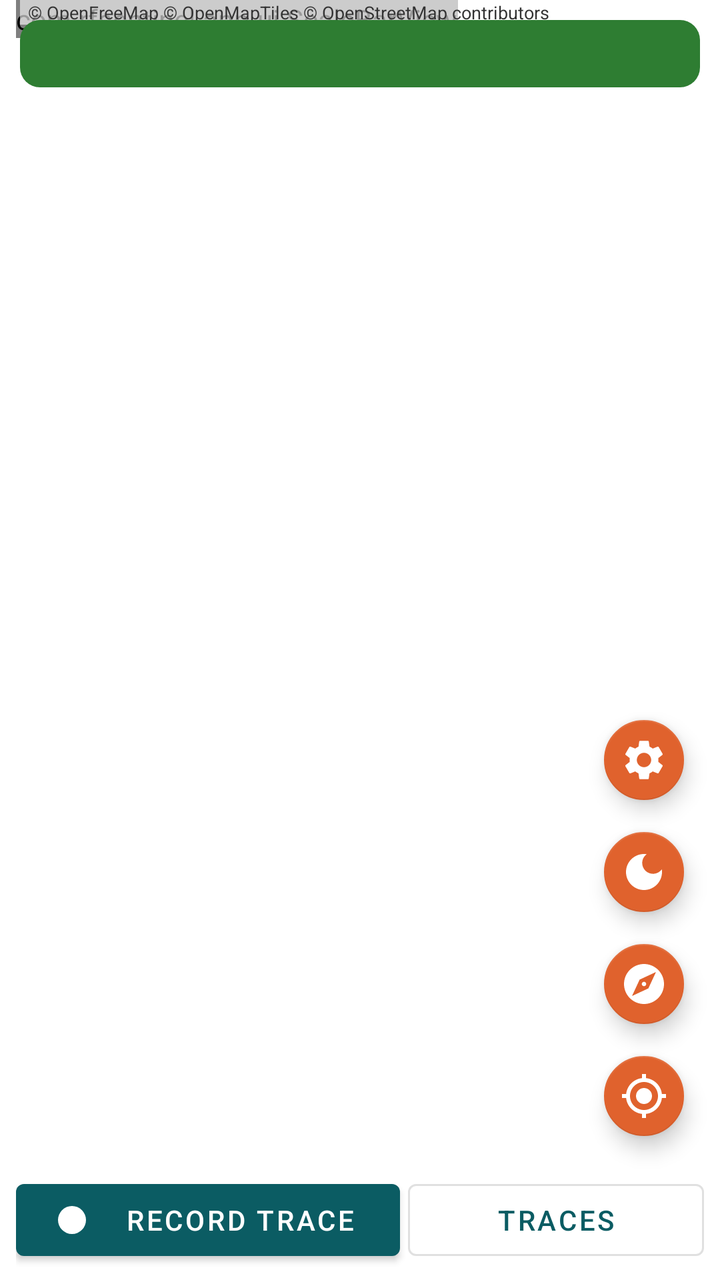
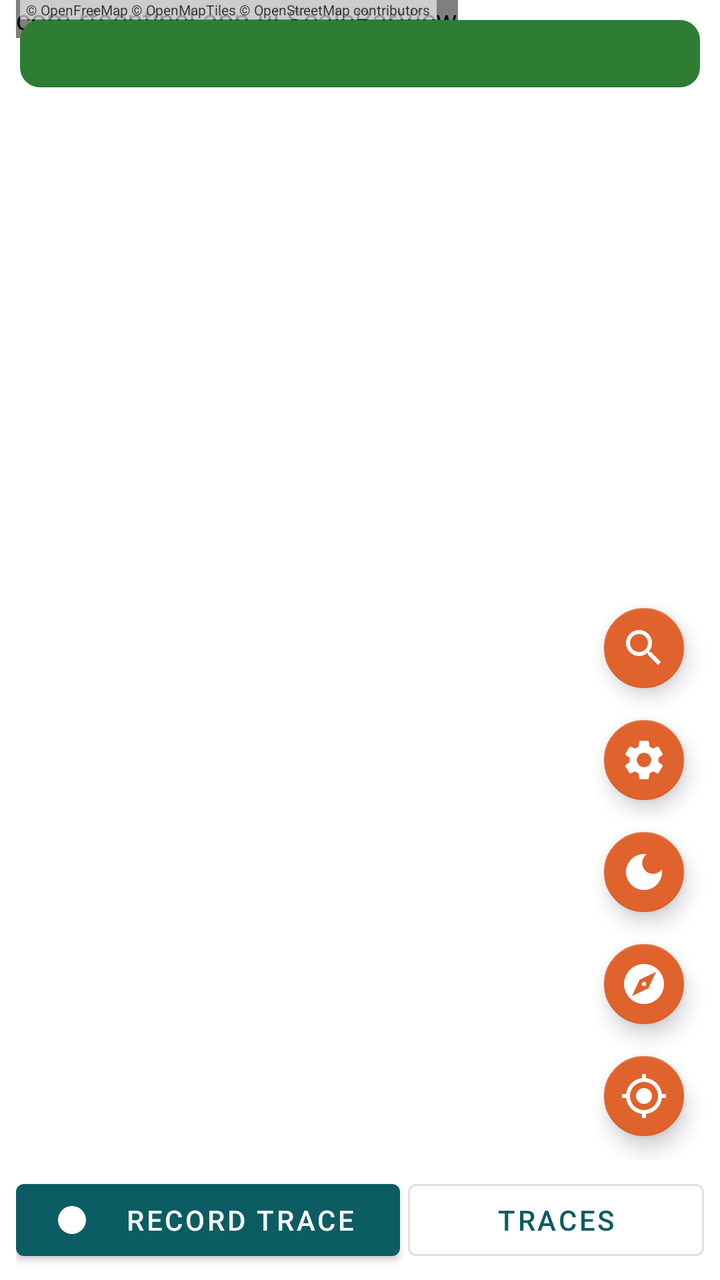

Compare the two renders of this Android layout. The source of the first and the diff that turns it into the second are given below.
<!-- AndroidManifest.xml: application theme Theme.RFSentinel -->
<!-- res/layout/activity_map.xml -->
<?xml version="1.0" encoding="utf-8"?>
<FrameLayout xmlns:android="http://schemas.android.com/apk/res/android"
    xmlns:app="http://schemas.android.com/apk/res-auto"
    android:id="@+id/root"
    android:layout_width="match_parent"
    android:layout_height="match_parent">

    
    <FrameLayout
        android:id="@+id/map"
        android:layout_width="match_parent"
        android:layout_height="match_parent" />

    
    <com.rfsentinel.app.ui.ScaleBarView
        android:id="@+id/scaleBar"
        android:layout_width="wrap_content"
        android:layout_height="wrap_content"
        android:layout_gravity="top|start"
        android:layout_marginStart="8dp" />

    
    <TextView
        android:id="@+id/osmCredit"
        android:layout_width="wrap_content"
        android:layout_height="wrap_content"
        android:layout_gravity="top|start"
        android:layout_marginStart="10dp"
        android:background="#99FFFFFF"
        android:paddingStart="4dp"
        android:paddingEnd="4dp"
        android:text="© OpenFreeMap © OpenMapTiles © OpenStreetMap contributors"
        android:textColor="#333333"
        android:textSize="9sp" />

    
    <LinearLayout
        android:id="@+id/statusBox"
        android:layout_width="match_parent"
        android:layout_height="wrap_content"
        android:layout_gravity="top"
        android:layout_margin="10dp"
        android:orientation="vertical">

        <TextView
            android:id="@+id/statusText"
            android:layout_width="match_parent"
            android:layout_height="wrap_content"
            android:background="@drawable/banner_bg"
            android:paddingStart="12dp"
            android:paddingTop="8dp"
            android:paddingEnd="12dp"
            android:paddingBottom="8dp"
            android:textColor="#FFFFFF"
            android:textSize="13sp" />

        <com.google.android.material.progressindicator.LinearProgressIndicator
            android:id="@+id/downloadProgress"
            android:layout_width="match_parent"
            android:layout_height="wrap_content"
            android:layout_marginTop="4dp"
            android:max="100"
            android:visibility="gone"
            app:indicatorColor="#FFFFFF"
            app:trackColor="#660B5C63"
            app:trackCornerRadius="3dp"
            app:trackThickness="6dp" />
    </LinearLayout>

    
    <LinearLayout
        android:id="@+id/bottomPanel"
        android:layout_width="match_parent"
        android:layout_height="wrap_content"
        android:layout_gravity="bottom"
        android:orientation="vertical">

    
    <com.google.android.material.floatingactionbutton.FloatingActionButton
        android:id="@+id/fullscreenButton"
        android:layout_width="wrap_content"
        android:layout_height="wrap_content"
        android:layout_gravity="end"
        android:layout_marginEnd="14dp"
        android:layout_marginBottom="8dp"
        android:contentDescription="Open the map full screen"
        android:src="@drawable/ic_fullscreen"
        android:visibility="gone"
        app:fabSize="mini"
        app:tint="#FFFFFF" />

    
    <com.google.android.material.floatingactionbutton.FloatingActionButton
        android:id="@+id/mapSettingsButton"
        android:layout_width="wrap_content"
        android:layout_height="wrap_content"
        android:layout_gravity="end"
        android:layout_marginEnd="14dp"
        android:layout_marginBottom="8dp"
        android:contentDescription="Map settings"
        android:src="@drawable/ic_settings"
        app:fabSize="mini"
        app:tint="#FFFFFF" />

    
    <com.google.android.material.floatingactionbutton.FloatingActionButton
        android:id="@+id/themeButton"
        android:layout_width="wrap_content"
        android:layout_height="wrap_content"
        android:layout_gravity="end"
        android:layout_marginEnd="14dp"
        android:layout_marginBottom="8dp"
        android:contentDescription="Light / dark map"
        android:src="@drawable/ic_dark_mode"
        app:fabSize="mini"
        app:tint="#FFFFFF" />

    <com.google.android.material.floatingactionbutton.FloatingActionButton
        android:id="@+id/orientationButton"
        android:layout_width="wrap_content"
        android:layout_height="wrap_content"
        android:layout_gravity="end"
        android:layout_marginEnd="14dp"
        android:layout_marginBottom="8dp"
        android:contentDescription="Map: north up"
        android:src="@drawable/ic_north_up"
        app:fabSize="mini"
        app:tint="#FFFFFF" />

    <com.google.android.material.floatingactionbutton.FloatingActionButton
        android:id="@+id/centerButton"
        android:layout_width="wrap_content"
        android:layout_height="wrap_content"
        android:layout_gravity="end"
        android:layout_marginEnd="14dp"
        android:layout_marginBottom="8dp"
        android:contentDescription="Follow my position"
        android:src="@drawable/ic_my_location"
        app:fabSize="mini"
        app:tint="#FFFFFF" />

    <HorizontalScrollView
        android:id="@+id/mapFilterScroll"
        android:layout_width="match_parent"
        android:layout_height="wrap_content"
        android:clipToPadding="false"
        android:paddingStart="8dp"
        android:paddingEnd="8dp"
        android:scrollbars="none">

        <com.google.android.material.chip.ChipGroup
            android:id="@+id/mapFilterChips"
            android:layout_width="wrap_content"
            android:layout_height="wrap_content"
            app:selectionRequired="true"
            app:singleLine="true"
            app:singleSelection="true" />
    </HorizontalScrollView>

    
    <LinearLayout
        android:id="@+id/controls"
        android:layout_width="match_parent"
        android:layout_height="wrap_content"
        android:background="?android:attr/colorBackground"
        android:gravity="center_vertical"
        android:orientation="horizontal"
        android:paddingStart="8dp"
        android:paddingTop="6dp"
        android:paddingEnd="8dp"
        android:paddingBottom="6dp">

        <com.google.android.material.button.MaterialButton
            android:id="@+id/recordButton"
            android:layout_width="0dp"
            android:layout_height="wrap_content"
            android:layout_marginEnd="4dp"
            android:layout_weight="1.3"
            android:text="Record trace"
            app:icon="@drawable/ic_record" />

        <com.google.android.material.button.MaterialButton
            android:id="@+id/tracesButton"
            style="@style/Widget.MaterialComponents.Button.OutlinedButton"
            android:layout_width="0dp"
            android:layout_height="wrap_content"
            android:layout_weight="1"
            android:text="Traces" />
    </LinearLayout>
    </LinearLayout>

    
    <LinearLayout
        android:id="@+id/compactControls"
        android:layout_width="wrap_content"
        android:layout_height="wrap_content"
        android:layout_gravity="bottom|start"
        android:layout_marginStart="10dp"
        android:layout_marginBottom="8dp"
        android:orientation="horizontal"
        android:visibility="gone">

        <com.google.android.material.floatingactionbutton.FloatingActionButton
            android:id="@+id/recordFab"
            android:layout_width="wrap_content"
            android:layout_height="wrap_content"
            android:layout_marginEnd="8dp"
            android:contentDescription="Record trace"
            android:src="@drawable/ic_record"
            app:fabSize="mini" />

        <com.google.android.material.floatingactionbutton.FloatingActionButton
            android:id="@+id/tracesFab"
            android:layout_width="wrap_content"
            android:layout_height="wrap_content"
            android:contentDescription="Traces"
            android:src="@drawable/ic_car_history"
            app:fabSize="mini" />

    </LinearLayout>
</FrameLayout>
<!-- resources referenced by this layout -->
<resources>
  <!-- drawable banner_bg (drawable) -->
  <?xml version="1.0" encoding="utf-8"?>
  <shape xmlns:android="http://schemas.android.com/apk/res/android" android:shape="rectangle">
      <solid android:color="#2E7D32" />
      <corners android:radius="10dp" />
  </shape>
  <color name="brand_primary">#0B5C63</color>
  <color name="brand_primary_dark">#073F44</color>
  <color name="brand_accent">#E0622D</color>
  <color name="scope">#0B5C63</color>
  <color name="scope_text">#AA0B5C63</color>
  <color name="trace">#E0622D</color>
  <color name="brand_highlight">#0B5C63</color>
  <color name="brand_on_highlight">#FFFFFF</color>
  <!-- unchanged entries left out for length: 8 -->
</resources>

<!-- the commit's change to res/layout/activity_map.xml (unified diff, before → after) -->
@@ -27,11 +27,11 @@
         android:layout_gravity="top|start"
         android:layout_marginStart="10dp"
         android:background="#99FFFFFF"
-        android:paddingStart="4dp"
-        android:paddingEnd="4dp"
+        android:paddingStart="3dp"
+        android:paddingEnd="3dp"
         android:text="© OpenFreeMap © OpenMapTiles © OpenStreetMap contributors"
         android:textColor="#333333"
-        android:textSize="9sp" />
+        android:textSize="7sp" />
 
     
     <LinearLayout
@@ -41,6 +41,110 @@
         android:layout_gravity="top"
         android:layout_margin="10dp"
         android:orientation="vertical">
+
+        
+        <LinearLayout
+            android:id="@+id/navBanner"
+            android:layout_width="match_parent"
+            android:layout_height="wrap_content"
+            android:layout_marginBottom="6dp"
+            android:background="@drawable/nav_banner_bg"
+            android:orientation="vertical"
+            android:padding="12dp"
+            android:visibility="gone">
+
+            <LinearLayout
+                android:layout_width="match_parent"
+                android:layout_height="wrap_content"
+                android:gravity="center_vertical"
+                android:orientation="horizontal">
+
+                <ImageView
+                    android:id="@+id/navIcon"
+                    android:layout_width="52dp"
+                    android:layout_height="52dp"
+                    android:contentDescription="Next turn"
+                    app:tint="#FFFFFF" />
+
+                <LinearLayout
+                    android:layout_width="0dp"
+                    android:layout_height="wrap_content"
+                    android:layout_marginStart="12dp"
+                    android:layout_weight="1"
+                    android:orientation="vertical">
+
+                    <TextView
+                        android:id="@+id/navDistance"
+                        android:layout_width="match_parent"
+                        android:layout_height="wrap_content"
+                        android:textColor="#FFFFFF"
+                        android:textSize="28sp"
+                        android:textStyle="bold" />
+
+                    <TextView
+                        android:id="@+id/navRoad"
+                        android:layout_width="match_parent"
+                        android:layout_height="wrap_content"
+                        android:ellipsize="end"
+                        android:maxLines="2"
+                        android:textColor="#FFFFFF"
+                        android:textSize="17sp" />
+                </LinearLayout>
+
+                <ImageButton
+                    android:id="@+id/navMute"
+                    android:layout_width="44dp"
+                    android:layout_height="44dp"
+                    android:background="?attr/selectableItemBackgroundBorderless"
+                    android:contentDescription="Mute directions"
+                    app:tint="#FFFFFF" />
+            </LinearLayout>
+
+            <LinearLayout
+                android:id="@+id/navLanes"
+                android:layout_width="match_parent"
+                android:layout_height="wrap_content"
+                android:layout_marginTop="8dp"
+                android:gravity="center"
+                android:orientation="horizontal"
+                android:visibility="gone" />
+
+            <LinearLayout
+                android:id="@+id/navThen"
+                android:layout_width="match_parent"
+                android:layout_height="wrap_content"
+                android:layout_marginTop="6dp"
+                android:gravity="center_vertical"
+                android:orientation="horizontal"
+                android:visibility="gone">
+
+                <TextView
+                    android:layout_width="wrap_content"
+                    android:layout_height="wrap_content"
+                    android:text="Then"
+                    android:textColor="#CCFFFFFF"
+                    android:textSize="14sp" />
+
+                <ImageView
+                    android:id="@+id/navThenIcon"
+                    android:importantForAccessibility="no"
+                    android:layout_width="22dp"
+                    android:layout_height="22dp"
+                    android:layout_marginStart="8dp"
+                    app:tint="#FFFFFF" />
+
+                <TextView
+                    android:id="@+id/navThenText"
+                    android:layout_width="0dp"
+                    android:layout_height="wrap_content"
+                    android:layout_marginStart="6dp"
+                    android:layout_weight="1"
+                    android:ellipsize="end"
+                    android:maxLines="1"
+                    android:textColor="#CCFFFFFF"
+                    android:textSize="14sp" />
+            </LinearLayout>
+        </LinearLayout>
 
         <TextView
             android:id="@+id/statusText"
@@ -65,6 +169,101 @@
             app:trackColor="#660B5C63"
             app:trackCornerRadius="3dp"
             app:trackThickness="6dp" />
+
+        
+        <LinearLayout
+            android:id="@+id/alertCard"
+            android:layout_width="match_parent"
+            android:layout_height="wrap_content"
+            android:layout_marginTop="6dp"
+            android:accessibilityLiveRegion="polite"
+            android:background="@drawable/alert_card_bg"
+            android:gravity="center_vertical"
+            android:orientation="horizontal"
+            android:padding="12dp"
+            android:visibility="gone">
+
+            <ImageView
+                android:id="@+id/alertIcon"
+                android:layout_width="44dp"
+                android:layout_height="44dp"
+                android:importantForAccessibility="no"
+                android:padding="10dp" />
+
+            <LinearLayout
+                android:layout_width="0dp"
+                android:layout_height="wrap_content"
+                android:layout_marginStart="12dp"
+                android:layout_weight="1"
+                android:orientation="vertical">
+
+                <LinearLayout
+                    android:layout_width="match_parent"
+                    android:layout_height="wrap_content"
+                    android:orientation="horizontal">
+
+                    <TextView
+                        android:id="@+id/alertContext"
+                        android:layout_width="0dp"
+                        android:layout_height="wrap_content"
+                        android:layout_weight="1"
+                        android:letterSpacing="0.08"
+                        android:maxLines="1"
+                        android:textColor="#9AA5AD"
+                        android:textSize="11sp" />
+
+                    <TextView
+                        android:id="@+id/alertTag"
+                        android:layout_width="wrap_content"
+                        android:layout_height="wrap_content"
+                        android:layout_marginStart="8dp"
+                        android:maxLines="1"
+                        android:textSize="12sp"
+                        android:textStyle="bold" />
+                </LinearLayout>
+
+                <TextView
+                    android:id="@+id/alertTitle"
+                    android:layout_width="match_parent"
+                    android:layout_height="wrap_content"
+                    android:ellipsize="end"
+                    android:maxLines="2"
+                    android:textColor="#FFFFFF"
+                    android:textSize="17sp"
+                    android:textStyle="bold" />
+
+                <TextView
+                    android:id="@+id/alertDetail"
+                    android:layout_width="match_parent"
+                    android:layout_height="wrap_content"
+                    android:ellipsize="end"
+                    android:maxLines="2"
+                    android:textColor="#B0BAC1"
+                    android:textSize="13sp" />
+
+                <TextView
+                    android:id="@+id/alertFooter"
+                    android:layout_width="match_parent"
+                    android:layout_height="wrap_content"
+                    android:layout_marginTop="6dp"
+                    android:drawablePadding="6dp"
+                    android:ellipsize="end"
+                    android:gravity="center_vertical"
+                    android:maxLines="1"
+                    android:textColor="#8E9AA3"
+                    android:textSize="12sp" />
+            </LinearLayout>
+
+            <ImageButton
+                android:id="@+id/alertClose"
+                android:layout_width="40dp"
+                android:layout_height="40dp"
+                android:layout_marginStart="4dp"
+                android:background="?attr/selectableItemBackgroundBorderless"
+                android:contentDescription="Dismiss"
+                android:src="@drawable/ic_nav_close"
+                app:tint="#B0BAC1" />
+        </LinearLayout>
     </LinearLayout>
 
     
@@ -74,6 +273,27 @@
         android:layout_height="wrap_content"
         android:layout_gravity="bottom"
         android:orientation="vertical">
+
+    
+    <LinearLayout
+        android:id="@+id/sideButtons"
+        android:layout_width="wrap_content"
+        android:layout_height="wrap_content"
+        android:layout_gravity="end"
+        android:orientation="vertical">
+
+    
+    <com.google.android.material.floatingactionbutton.FloatingActionButton
+        android:id="@+id/searchButton"
+        android:layout_width="wrap_content"
+        android:layout_height="wrap_content"
+        android:layout_gravity="end"
+        android:layout_marginEnd="14dp"
+        android:layout_marginBottom="8dp"
+        android:contentDescription="Search a destination"
+        android:src="@drawable/ic_search"
+        app:fabSize="mini"
+        app:tint="#FFFFFF" />
 
     
     <com.google.android.material.floatingactionbutton.FloatingActionButton
@@ -138,6 +358,186 @@
         android:src="@drawable/ic_my_location"
         app:fabSize="mini"
         app:tint="#FFFFFF" />
+    </LinearLayout>
+
+    
+    <LinearLayout
+        android:id="@+id/navCard"
+        android:layout_width="match_parent"
+        android:layout_height="wrap_content"
+        android:background="?android:attr/colorBackground"
+        android:orientation="vertical"
+        android:paddingStart="12dp"
+        android:paddingTop="12dp"
+        android:paddingEnd="12dp"
+        android:paddingBottom="0dp"
+        android:visibility="gone">
+
+        <LinearLayout
+            android:layout_width="match_parent"
+            android:layout_height="wrap_content"
+            android:gravity="center_vertical"
+            android:orientation="horizontal">
+
+            <LinearLayout
+                android:layout_width="0dp"
+                android:layout_height="wrap_content"
+                android:layout_weight="1"
+                android:orientation="vertical">
+
+                <TextView
+                    android:id="@+id/navCardTitle"
+                    android:layout_width="match_parent"
+                    android:layout_height="wrap_content"
+                    android:ellipsize="end"
+                    android:maxLines="1"
+                    android:textSize="18sp"
+                    android:textStyle="bold" />
+
+                <TextView
+                    android:id="@+id/navCardSub"
+                    android:layout_width="match_parent"
+                    android:layout_height="wrap_content"
+                    android:alpha="0.7"
+                    android:ellipsize="end"
+                    android:maxLines="1"
+                    android:textSize="13sp" />
+            </LinearLayout>
+
+            <ImageButton
+                android:id="@+id/navCardStar"
+                android:layout_width="44dp"
+                android:layout_height="44dp"
+                android:background="?attr/selectableItemBackgroundBorderless"
+                android:contentDescription="Star this place" />
+
+            <ImageButton
+                android:id="@+id/navCardClose"
+                android:layout_width="44dp"
+                android:layout_height="44dp"
+                android:background="?attr/selectableItemBackgroundBorderless"
+                android:contentDescription="Close"
+                android:src="@drawable/ic_nav_close" />
+        </LinearLayout>
+
+        <HorizontalScrollView
+            android:id="@+id/navRoutesScroll"
+            android:layout_width="match_parent"
+            android:layout_height="wrap_content"
+            android:layout_marginTop="6dp"
+            android:scrollbars="none"
+            android:visibility="gone">
+
+            <LinearLayout
+                android:id="@+id/navRoutes"
+                android:layout_width="wrap_content"
+                android:layout_height="wrap_content"
+                android:orientation="horizontal" />
+        </HorizontalScrollView>
+
+        <HorizontalScrollView
+            android:id="@+id/navAvoidScroll"
+            android:layout_width="match_parent"
+            android:layout_height="wrap_content"
+            android:scrollbars="none"
+            android:visibility="gone">
+
+            <LinearLayout
+                android:id="@+id/navAvoid"
+                android:layout_width="wrap_content"
+                android:layout_height="wrap_content"
+                android:orientation="horizontal" />
+        </HorizontalScrollView>
+
+        <LinearLayout
+            android:layout_width="match_parent"
+            android:layout_height="wrap_content"
+            android:layout_marginTop="8dp"
+            android:orientation="horizontal">
+
+            <com.google.android.material.button.MaterialButton
+                android:id="@+id/navStart"
+                android:layout_width="0dp"
+                android:layout_height="wrap_content"
+                android:layout_marginEnd="6dp"
+                android:layout_weight="1"
+                android:text="Start"
+                app:icon="@drawable/ic_nav_navigation" />
+
+            <com.google.android.material.button.MaterialButton
+                android:id="@+id/navOpenIn"
+                style="@style/Widget.MaterialComponents.Button.OutlinedButton"
+                android:layout_width="wrap_content"
+                android:layout_height="wrap_content"
+                android:text="Open in..." />
+        </LinearLayout>
+    </LinearLayout>
+
+    
+    <LinearLayout
+        android:id="@+id/navBar"
+        android:layout_width="match_parent"
+        android:layout_height="wrap_content"
+        android:background="?android:attr/colorBackground"
+        android:gravity="center_vertical"
+        android:orientation="horizontal"
+        android:paddingStart="8dp"
+        android:paddingTop="6dp"
+        android:paddingEnd="4dp"
+        android:paddingBottom="6dp"
+        android:visibility="gone">
+
+        <ImageButton
+            android:id="@+id/navEnd"
+            android:layout_width="48dp"
+            android:layout_height="48dp"
+            android:background="?attr/selectableItemBackgroundBorderless"
+            android:contentDescription="End navigation"
+            android:src="@drawable/ic_nav_close" />
+
+        <LinearLayout
+            android:id="@+id/navEtaBox"
+            android:layout_width="0dp"
+            android:layout_height="wrap_content"
+            android:layout_marginStart="8dp"
+            android:layout_weight="1"
+            android:orientation="vertical">
+
+            <TextView
+                android:id="@+id/navEta"
+                android:layout_width="match_parent"
+                android:layout_height="wrap_content"
+                android:ellipsize="end"
+                android:maxLines="1"
+                android:textSize="20sp"
+                android:textStyle="bold" />
+
+            <TextView
+                android:id="@+id/navEtaSub"
+                android:layout_width="match_parent"
+                android:layout_height="wrap_content"
+                android:alpha="0.7"
+                android:ellipsize="end"
+                android:maxLines="1"
+                android:textSize="13sp" />
+        </LinearLayout>
+
+        <ImageButton
+            android:id="@+id/navOverview"
+            android:layout_width="48dp"
+            android:layout_height="48dp"
+            android:background="?attr/selectableItemBackgroundBorderless"
+            android:contentDescription="Show the whole route"
+            android:src="@drawable/ic_nav_alt_route" />
+
+        <ImageButton
+            android:id="@+id/navMenu"
+            android:layout_width="48dp"
+            android:layout_height="48dp"
+            android:background="?attr/selectableItemBackgroundBorderless"
+            android:contentDescription="Navigation menu"
+            android:src="@drawable/ic_car_more" />
+    </LinearLayout>
 
     <HorizontalScrollView
         android:id="@+id/mapFilterScroll"
<!-- resource entries referenced after the edit -->
@@ -1,10 +1,78 @@
 <!-- resources referenced by this layout -->
 <resources>
+  <!-- drawable alert_card_bg (drawable) -->
+  <?xml version="1.0" encoding="utf-8"?>
+  <shape xmlns:android="http://schemas.android.com/apk/res/android" android:shape="rectangle">
+      <solid android:color="#F01B2127" />
+      <corners android:radius="16dp" />
+  </shape>
   <!-- drawable banner_bg (drawable) -->
   <?xml version="1.0" encoding="utf-8"?>
   <shape xmlns:android="http://schemas.android.com/apk/res/android" android:shape="rectangle">
       <solid android:color="#2E7D32" />
       <corners android:radius="10dp" />
+  </shape>
+  <!-- drawable ic_car_more (drawable) -->
+  <?xml version="1.0" encoding="utf-8"?>
+  <vector xmlns:android="http://schemas.android.com/apk/res/android"
+      android:width="24dp"
+      android:height="24dp"
+      android:viewportWidth="24"
+      android:viewportHeight="24">
+      <path
+          android:fillColor="#FFFFFF"
+          android:pathData="M6,10c-1.1,0 -2,0.9 -2,2s0.9,2 2,2 2,-0.9 2,-2 -0.9,-2 -2,-2zM18,10c-1.1,0 -2,0.9 -2,2s0.9,2 2,2 2,-0.9 2,-2 -0.9,-2 -2,-2zM12,10c-1.1,0 -2,0.9 -2,2s0.9,2 2,2 2,-0.9 2,-2 -0.9,-2 -2,-2z" />
+  </vector>
+  <!-- drawable ic_nav_alt_route (drawable) -->
+  <?xml version="1.0" encoding="utf-8"?>
+  <vector xmlns:android="http://schemas.android.com/apk/res/android"
+      android:width="24dp"
+      android:height="24dp"
+      android:viewportWidth="24"
+      android:viewportHeight="24">
+      <path
+          android:fillColor="#FFFFFF"
+          android:pathData="M9.78,11.16l-1.42,1.42c-0.68-0.69-1.34-1.58-1.79-2.94l1.94-0.49C8.83,10.04,9.28,10.65,9.78,11.16z M11,6L7,2L3,6h3.02 C6.04,6.81,6.1,7.54,6.21,8.17l1.94-0.49C8.08,7.2,8.03,6.63,8.02,6H11z M21,6l-4-4l-4,4h2.99c-0.1,3.68-1.28,4.75-2.54,5.88 c-0.5,0.44-1.01,0.92-1.45,1.55c-0.34-0.49-0.73-0.88-1.13-1.24L9.46,13.6C10.39,14.45,11,15.14,11,17c0,0,0,0,0,0h0v5h2v-5 c0,0,0,0,0,0c0-2.02,0.71-2.66,1.79-3.63c1.38-1.24,3.08-2.78,3.2-7.37H21z" />
+  </vector>
+  <!-- drawable ic_nav_close (drawable) -->
+  <?xml version="1.0" encoding="utf-8"?>
+  <vector xmlns:android="http://schemas.android.com/apk/res/android"
+      android:width="24dp"
+      android:height="24dp"
+      android:viewportWidth="24"
+      android:viewportHeight="24">
+      <path
+          android:fillColor="#FFFFFF"
+          android:pathData="M19 6.41L17.59 5 12 10.59 6.41 5 5 6.41 10.59 12 5 17.59 6.41 19 12 13.41 17.59 19 19 17.59 13.41 12z" />
+  </vector>
+  <!-- drawable ic_nav_navigation (drawable) -->
+  <?xml version="1.0" encoding="utf-8"?>
+  <vector xmlns:android="http://schemas.android.com/apk/res/android"
+      android:width="24dp"
+      android:height="24dp"
+      android:viewportWidth="24"
+      android:viewportHeight="24">
+      <path
+          android:fillColor="#FFFFFF"
+          android:pathData="M12 2L4.5 20.29l.71.71L12 18l6.79 3 .71-.71z" />
+  </vector>
+  <!-- drawable ic_search (drawable) -->
+  <?xml version="1.0" encoding="utf-8"?>
+  <vector xmlns:android="http://schemas.android.com/apk/res/android"
+      android:width="24dp"
+      android:height="24dp"
+      android:tint="#FFFFFF"
+      android:viewportWidth="24"
+      android:viewportHeight="24">
+      <path
+          android:fillColor="#FFFFFF"
+          android:pathData="M15.5,14h-0.79l-0.28,-0.27C15.41,12.59 16,11.11 16,9.5 16,5.91 13.09,3 9.5,3S3,5.91 3,9.5 5.91,16 9.5,16c1.61,0 3.09,-0.59 4.23,-1.57l0.27,0.28v0.79l5,4.99L20.49,19l-4.99,-5zM9.5,14C7.01,14 5,11.99 5,9.5S7.01,5 9.5,5 14,7.01 14,9.5 11.99,14 9.5,14z" />
+  </vector>
+  <!-- drawable nav_banner_bg (drawable) -->
+  <?xml version="1.0" encoding="utf-8"?>
+  <shape xmlns:android="http://schemas.android.com/apk/res/android" android:shape="rectangle">
+      <solid android:color="#F01B2A33" />
+      <corners android:radius="14dp" />
   </shape>
   <color name="brand_primary">#0B5C63</color>
   <color name="brand_primary_dark">#073F44</color>
